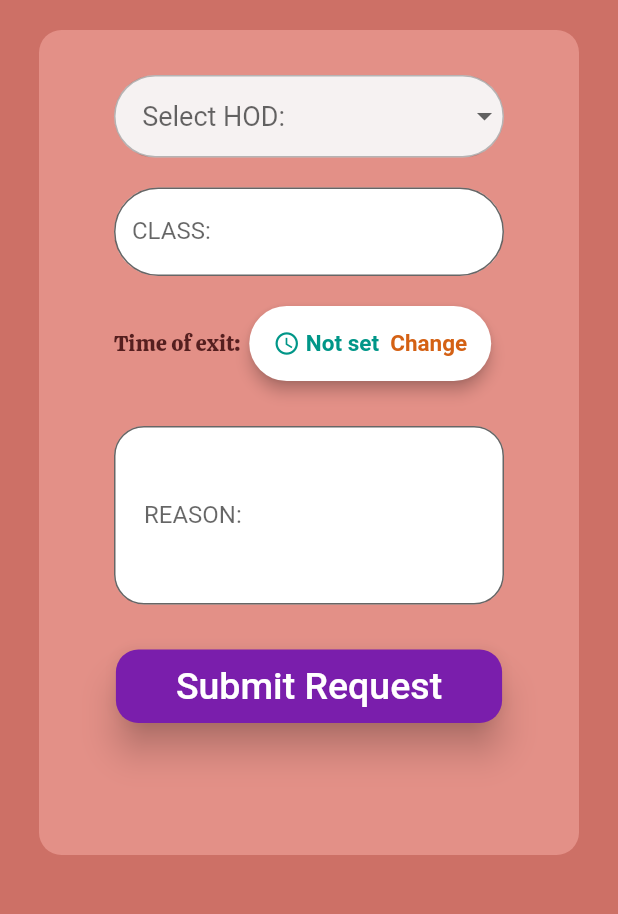
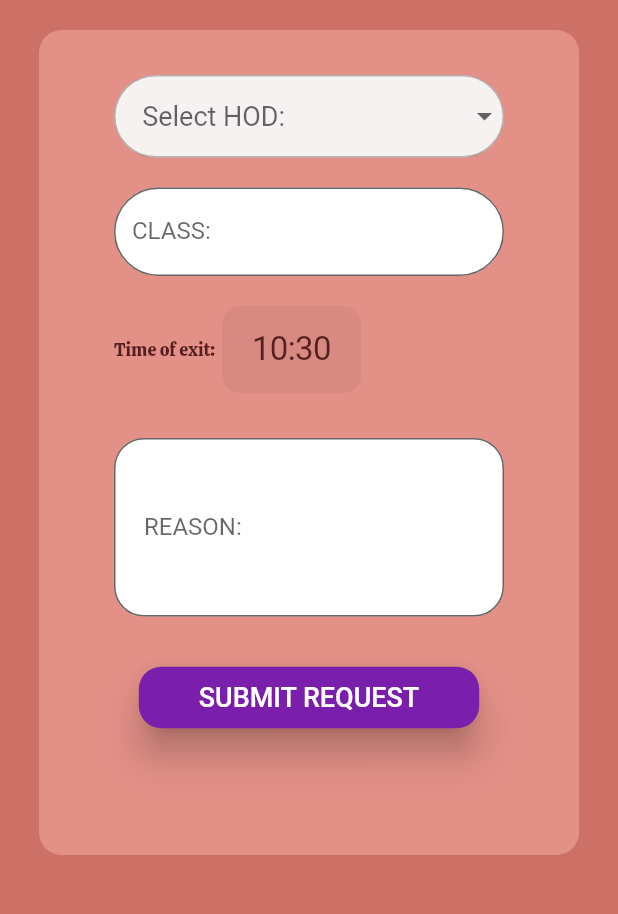
Before and after one commit to joju-j/GatePass, a Flutter app: the Menupage screen opened by its route, after a tap on "Request", on a phone screen of 412 x 824 dp, the part 204-1118 px from its top. Run offline on Flutter 3.47's test engine with Material 2 defaults, Android fonts, the phone set to English and light mode, and no system bars; drawn by our look-alikes of dropdown_button2; our stand-ins replace barcode_widget; missing offline and left inert: flutter_barcode_scanner; network calls fail.

Commit message:
fixed warnings+changed timeselector

```diff
--- a/lib/main.dart
+++ b/lib/main.dart
@@ -1,7 +1,7 @@
 import 'package:flutter/material.dart';
 import 'package:login_app/screens/pending.dart';
 import './screens/menupage.dart';
-import './screens/requestpage.dart';
+import 'screens/requestpage.dart';
 import './screens/pending.dart';
 import './screens/loginpage.dart';
 
@@ -27,7 +27,7 @@ class _MyAppState extends State<MyApp> {
       routes: {
         '/second': (context) => Menupage(),
         '/third': (context) => RequestScreen(),
-        '/fourth': (context) => DateTimePicker(),
+        //'/fourth': (context) => DateTimePicker(),
       },
     );
   }
--- a/lib/screens/menupage.dart
+++ b/lib/screens/menupage.dart
@@ -1,7 +1,10 @@
 import 'package:flutter/material.dart';
+import 'package:login_app/screens/pending.dart';
+import 'package:login_app/screens/qrcode/generate.dart';
+import 'package:login_app/screens/requestpage.dart';
 import 'package:login_app/screens/qrcode/qrhome.dart';
 import 'requestpage.dart';
-
+import 'hodhome.dart';
 
 class Menupage extends StatelessWidget {
   @override
@@ -13,8 +16,7 @@ class Menupage extends StatelessWidget {
             width: MediaQuery.of(context).size.width,
             decoration: const BoxDecoration(
                 image: DecorationImage(
-                        image: NetworkImage(
-                            "https://images.unsplash.com/photo-1579202673506-ca3ce28943ef"),
+                    image: AssetImage('assets/images/Start.png'),
                     fit: BoxFit.cover)),
             child: Column(
                 crossAxisAlignment: CrossAxisAlignment.center,
@@ -22,15 +24,15 @@ class Menupage extends StatelessWidget {
                   const SizedBox(
                     height: 150,
                   ),
-                      const Text(
-                        "MyWay App",
-                        style: TextStyle(
-                          fontSize: 28,
-                          fontFamily: 'Calistoga',
-                        ),
-                      ),
+                  // const Text(
+                  //   "WayOut App",
+                  //   style: TextStyle(
+                  //     fontSize: 28,
+                  //     fontFamily: 'Calistoga',
+                  //   ),
+                  // ),
                   const SizedBox(
-                        height: 100,
+                    height: 150,
                   ),
                   Container(
                     width: 325,
@@ -82,7 +84,7 @@ class Menupage extends StatelessWidget {
                                 context,
                                 MaterialPageRoute(
                                     builder: (BuildContext context) =>
-                                            HomePage()))
+                                        pendingpage()))
                           },
                           style: ElevatedButton.styleFrom(
                             padding: const EdgeInsets.only(
@@ -115,6 +117,8 @@ class Menupage extends StatelessWidget {
             //       textColor: Colors.white,
             //       onPressed: () => Navigator.pop(context)),
             // ),
-                )));
+            ),
+      ),
+    );
   }
 }
--- a/lib/screens/qrcode/qrhome.dart
+++ b/lib/screens/qrcode/qrhome.dart
@@ -26,7 +26,7 @@ class _HomePageState extends State<HomePage> {
             Image(image: NetworkImage("https://media.istockphoto.com/vectors/qr-code-scan-phone-icon-in-comic-style-scanner-in-smartphone-vector-vector-id1166145556")),
             flatButton("Scan QR CODE", ScanScreen()),
             SizedBox(height: 20.0,),
-            flatButton("Generate QR CODE", CreateQr()),
+            //flatButton("Generate QR CODE", CreateQr()),
           ],
         ),
       ),
--- a/lib/screens/requestpage.dart
+++ b/lib/screens/requestpage.dart
@@ -1,6 +1,6 @@
 import 'package:flutter/material.dart';
-import 'package:flutter_datetime_picker/flutter_datetime_picker.dart';
 import 'package:dropdown_button2/dropdown_button2.dart';
+import 'package:flutter/cupertino.dart';
 
 void main() => runApp(RequestScreen());
 
@@ -75,9 +75,28 @@ List<int> _getDividersIndexes() {
 }
 
 class _HomeScreenState extends State<HomeScreen> {
-  String _date = "Not set";
-  String _time = "Not set";
+  DateTime time = DateTime.now();
   @override
+  void _showDialog(Widget child) {
+    showCupertinoModalPopup<void>(
+        context: context,
+        builder: (BuildContext context) => Container(
+              height: 216,
+              padding: const EdgeInsets.only(top: 6.0),
+              // The Bottom margin is provided to align the popup above the system navigation bar.
+              margin: EdgeInsets.only(
+                bottom: MediaQuery.of(context).viewInsets.bottom,
+              ),
+              // Provide a background color for the popup.
+              color: CupertinoColors.systemBackground.resolveFrom(context),
+              // Use a SafeArea widget to avoid system overlaps.
+              child: SafeArea(
+                top: false,
+                child: child,
+              ),
+            ));
+  }
+
   void initState() {
     super.initState();
   }
@@ -210,101 +229,46 @@ class _HomeScreenState extends State<HomeScreen> {
                                   textAlign: TextAlign.start,
                                   style: TextStyle(
                                     color: Color.fromARGB(255, 85, 31, 31),
-                                    fontSize: 15,
+                                    fontSize: 12,
                                     fontFamily: 'Calistoga',
                                     //fontWeight: FontWeight.bold
                                   ),
                                 ),
-                                // SizedBox(
-                                //   height: 10.0,
-                                // ),
-                                RaisedButton(
-                                  shape: RoundedRectangleBorder(
-                                      borderRadius: BorderRadius.circular(100)),
-                                  elevation: 4.0,
-                                  onPressed: () {
-                                    DatePicker.showTimePicker(context,
-                                        theme: DatePickerTheme(
-                                          containerHeight: 200.0,
-                                        ),
-                                        showTitleActions: true,
-                                        onConfirm: (time) {
-                                      print('confirm $time');
-                                      _time = '${time.hour} : ${time.minute} ';
-                                      setState(() {});
-                                    },
-                                        currentTime: DateTime.now(),
-                                        locale: LocaleType.en);
-                                    setState(() {});
-                                  },
-                                  child: Container(
-                                    alignment: Alignment.center,
-                                    height: 50.0,
-                                    child: Row(
-                                      mainAxisAlignment:
-                                          MainAxisAlignment.spaceBetween,
-                                      children: <Widget>[
-                                        Row(
-                                          children: <Widget>[
-                                            Container(
-                                              child: Row(
-                                                children: <Widget>[
-                                                  Icon(
-                                                    Icons.access_time,
-                                                    size: 18.0,
-                                                    color: Colors.teal,
-                                                  ),
-                                                  Text(
-                                                    " $_time",
-                                                    style: TextStyle(
-                                                        color: Colors.teal,
-                                                        fontWeight:
-                                                            FontWeight.bold,
-                                                        fontSize: 15.0),
-                                                  ),
-                                                ],
-                                              ),
-                                            )
-                                          ],
-                                        ),
-                                        Text(
-                                          "  Change",
-                                          style: TextStyle(
-                                              color: Color.fromARGB(
-                                                  255, 212, 97, 20),
-                                              fontWeight: FontWeight.bold,
-                                              fontSize: 15.0),
-                                        ),
-                                      ],
+                                CupertinoButton(
+                                  color: Color.fromARGB(12, 0, 0, 0),
+                                  // Display a CupertinoDatePicker in time picker mode.
+                                  onPressed: () => _showDialog(
+                                    CupertinoDatePicker(
+                                      initialDateTime: time,
+                                      mode: CupertinoDatePickerMode.time,
+
+                                      use24hFormat: true,
+                                      // This is called when the user changes the time.
+                                      onDateTimeChanged: (DateTime newTime) {
+                                        setState(() => time = newTime);
+                                      },
                                     ),
                                   ),
-                                  color: Colors.white,
-                                )
+                                  // In this example, the time value is formatted manually. You can use intl package to
+                                  // format the value based on the user's locale settings.
+                                  child: Text(
+                                    '${time.hour}:${time.minute}',
+                                    style: const TextStyle(
+                                        fontSize: 22.0,
+                                        color: Color.fromARGB(255, 85, 31, 31)),
+                                  ),
+                                ),
+                                // Icon(
+                                //   Icons.access_time,
+                                //   size: 20.0,
+                                //   semanticLabel: 'CLick',
+                                // ),
                               ],
                             ),
-                            // crossAxisAlignment: CrossAxisAlignment.start,
-                            // children: [
-                            //   const SizedBox(
-                            //     width: 20,
-                            //   ),
-                            //   Text(
-                            //     "Time:",
-                            //     style: TextStyle(
-                            //       fontSize: 28,
-                            //       fontFamily: 'Calistoga',
-                            //     ),
-                            //   ),
-                            //   const SizedBox(
-                            //     width: 80,
-                            //   ),
-                            //   Text(
-                            //     "${selectedTime.hour}:${selectedTime.minute}",
-                            //     style: TextStyle(
-                            //       fontSize: 28,
-                            //       fontFamily: 'Calistoga',
-                            //     ),
-                            //   ),
-                            // ],
+                            // SizedBox(
+                            //   height: 10.0,
+                            // ),
+
                             const SizedBox(
                               height: 30,
                             ),
@@ -341,11 +305,11 @@ class _HomeScreenState extends State<HomeScreen> {
                                 elevation: 10,
                               ),
                               child: Text(
-                                'Submit Request',
-                                textAlign: TextAlign.start,
+                                'SUBMIT REQUEST',
+                                textAlign: TextAlign.center,
                                 style: TextStyle(
                                   color: Colors.white,
-                                  fontSize: 25,
+                                  fontSize: 18,
                                   //fontWeight: FontWeight.bold),
                                 ),
                               ),
@@ -362,3 +326,34 @@ class _HomeScreenState extends State<HomeScreen> {
     );
   }
 }
+
+class _DatePickerItem extends StatelessWidget {
+  const _DatePickerItem({required this.children});
+
+  final List<Widget> children;
+
+  @override
+  Widget build(BuildContext context) {
+    return DecoratedBox(
+      decoration: const BoxDecoration(
+        border: Border(
+          top: BorderSide(
+            color: CupertinoColors.inactiveGray,
+            width: 0.0,
+          ),
+          bottom: BorderSide(
+            color: CupertinoColors.inactiveGray,
+            width: 0.0,
+          ),
+        ),
+      ),
+      child: Padding(
+        padding: const EdgeInsets.symmetric(horizontal: 10.0),
+        child: Row(
+          mainAxisAlignment: MainAxisAlignment.spaceBetween,
+          children: children,
+        ),
+      ),
+    );
+  }
+}
```
Also changed, not shown: lib/screens/loginpage.dart (+8 -3 lines), lib/screens/pending.dart (+79 -92 lines), lib/screens/qrcode/generate.dart (+23 -21 lines), 2 other files. Lines whose indentation alone changed are shown as unchanged.
